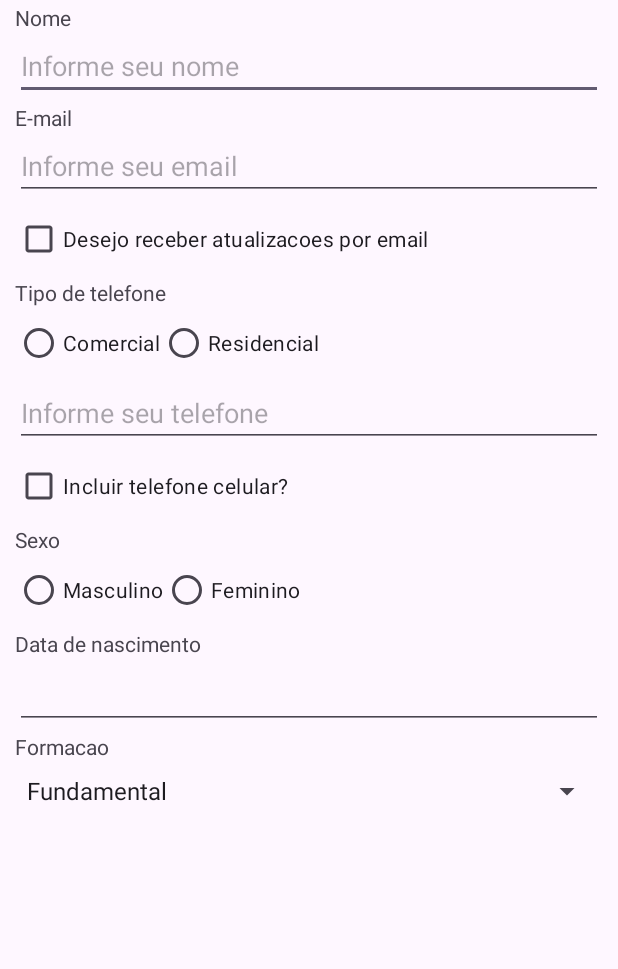
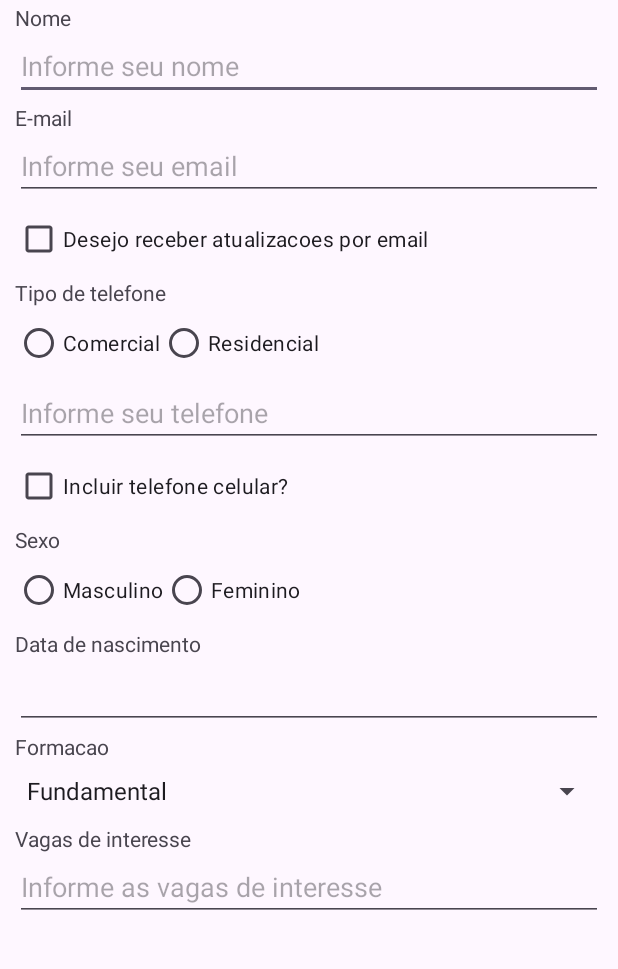
Before and after one commit to m-brito/HaVagas, an Android app: the layout activity_main.xml on its own in the app's theme, with its tools: preview values and no code run, on a phone screen of 412 x 824 dp, the part 90-1059 px from its top. Run offline under Robolectric (Android 15) with nearby library versions, the phone set to English and light mode, and no system bars.

Commit message:
feat: add group input vacancies of interest

```diff
--- a/app/src/main/res/layout/activity_main.xml
+++ b/app/src/main/res/layout/activity_main.xml
@@ -274,6 +274,7 @@
                 android:id="@+id/anoFormaturaEt"
                 android:layout_width="match_parent"
                 android:layout_height="wrap_content"
+                android:hint="@string/informe_o_ano_de_formacao"
                 android:inputType="number" />
         </LinearLayout>
 
@@ -298,6 +299,7 @@
                 android:id="@+id/anoConclusaoEt"
                 android:layout_width="match_parent"
                 android:layout_height="wrap_content"
+                android:hint="@string/informe_o_ano_de_conclusao"
                 android:inputType="number" />
 
             <TextView
@@ -310,6 +312,7 @@
                 android:id="@+id/instituicaoEt"
                 android:layout_width="match_parent"
                 android:layout_height="wrap_content"
+                android:hint="@string/informe_a_instituicao"
                 android:inputType="text" />
         </LinearLayout>
 
@@ -325,30 +328,6 @@
             app:layout_constraintTop_toBottomOf="@+id/graduacaoEspecializacaoLt">
 
             <TextView
-                android:id="@+id/anoConclusaoMDTv"
-                android:layout_width="match_parent"
-                android:layout_height="wrap_content"
-                android:text="@string/ano_de_conclusao" />
-
-            <EditText
-                android:id="@+id/anoConclusaoMDEt"
-                android:layout_width="match_parent"
-                android:layout_height="wrap_content"
-                android:inputType="number" />
-
-            <TextView
-                android:id="@+id/instituicaoMDTv"
-                android:layout_width="match_parent"
-                android:layout_height="wrap_content"
-                android:text="@string/instituicao" />
-
-            <EditText
-                android:id="@+id/instituicaoMDEt"
-                android:layout_width="match_parent"
-                android:layout_height="wrap_content"
-                android:inputType="text" />
-
-            <TextView
                 android:id="@+id/tituloMonografiaTv"
                 android:layout_width="match_parent"
                 android:layout_height="wrap_content"
@@ -358,6 +337,7 @@
                 android:id="@+id/tituloMonografiaEt"
                 android:layout_width="match_parent"
                 android:layout_height="wrap_content"
+                android:hint="@string/informe_o_titulo_de_monografia"
                 android:inputType="text" />
 
             <TextView
@@ -370,8 +350,27 @@
                 android:id="@+id/orientadorEt"
                 android:layout_width="match_parent"
                 android:layout_height="wrap_content"
+                android:hint="@string/informe_o_orientador"
                 android:inputType="text" />
         </LinearLayout>
+
+        <TextView
+            android:id="@+id/vagasInteresseTv"
+            android:layout_width="match_parent"
+            android:layout_height="wrap_content"
+            android:text="@string/vagas_de_interesse"
+            android:layout_marginHorizontal="10dp"
+            android:layout_marginTop="2dp"
+            app:layout_constraintTop_toBottomOf="@+id/mestradoDoutoradoLt" />
+
+        <EditText
+            android:id="@+id/vagasInteresseEt"
+            android:layout_width="match_parent"
+            android:layout_height="wrap_content"
+            android:inputType="text"
+            android:hint="@string/informe_as_vagas_de_interesse"
+            android:layout_marginHorizontal="10dp"
+            app:layout_constraintTop_toBottomOf="@+id/vagasInteresseTv" />
 
     </androidx.constraintlayout.widget.ConstraintLayout>
 
--- a/app/src/main/res/values/strings.xml
+++ b/app/src/main/res/values/strings.xml
@@ -26,6 +26,13 @@
     <string name="instituicao">Instituicao</string>
     <string name="titulo_de_monografia">Titulo de monografia</string>
     <string name="orientador">Orientador</string>
+    <string name="informe_o_ano_de_formacao">Informe o ano de formacao</string>
+    <string name="informe_o_ano_de_conclusao">Informe o ano de conclusao</string>
+    <string name="informe_a_instituicao">Informe a Instituicao</string>
+    <string name="informe_as_vagas_de_interesse">Informe as vagas de interesse</string>
+    <string name="vagas_de_interesse">Vagas de interesse</string>
+    <string name="informe_o_titulo_de_monografia">Informe o titulo de monografia</string>
+    <string name="informe_o_orientador">Informe o orientador</string>
     <string-array name="formacoes">
         <item>Fundamental</item>
         <item>Medio</item>
```
